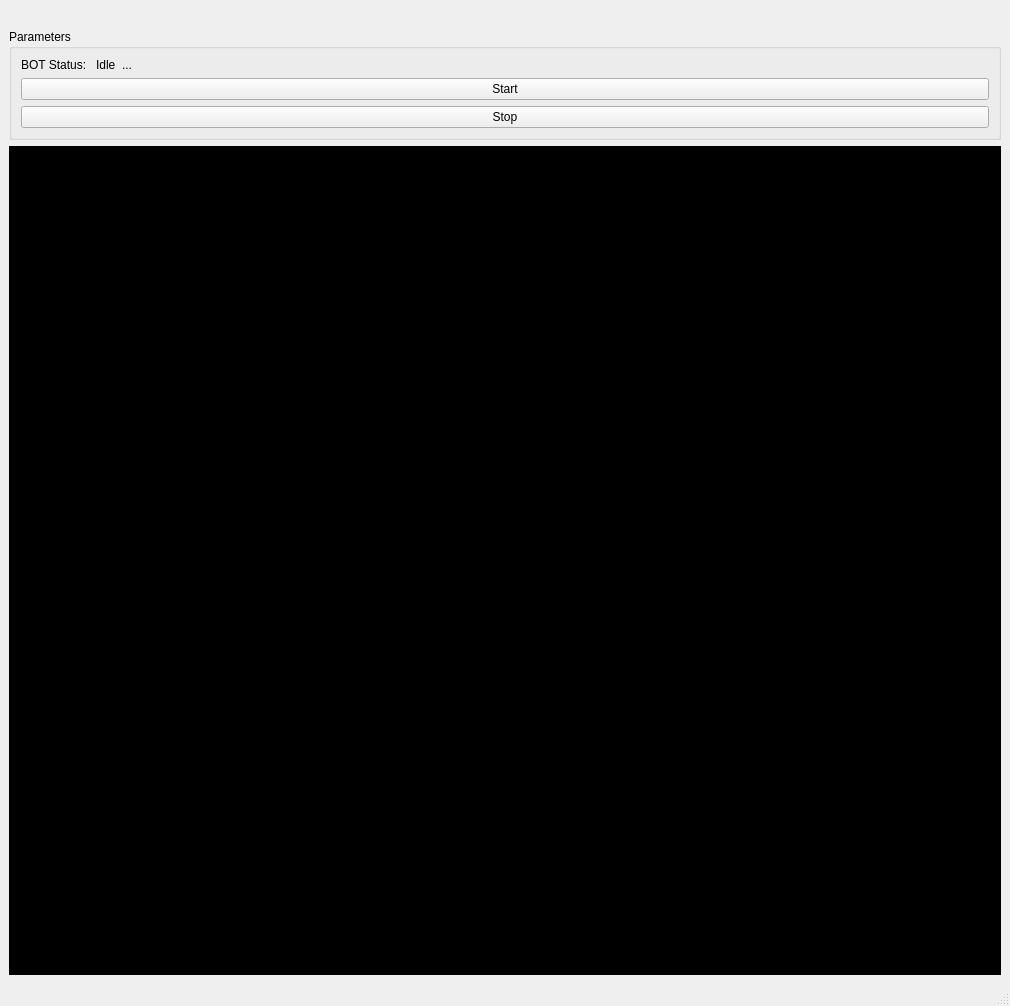
Qt form Code/main.ui (aieng-lab/llm-voicechat-demo) before a commit.
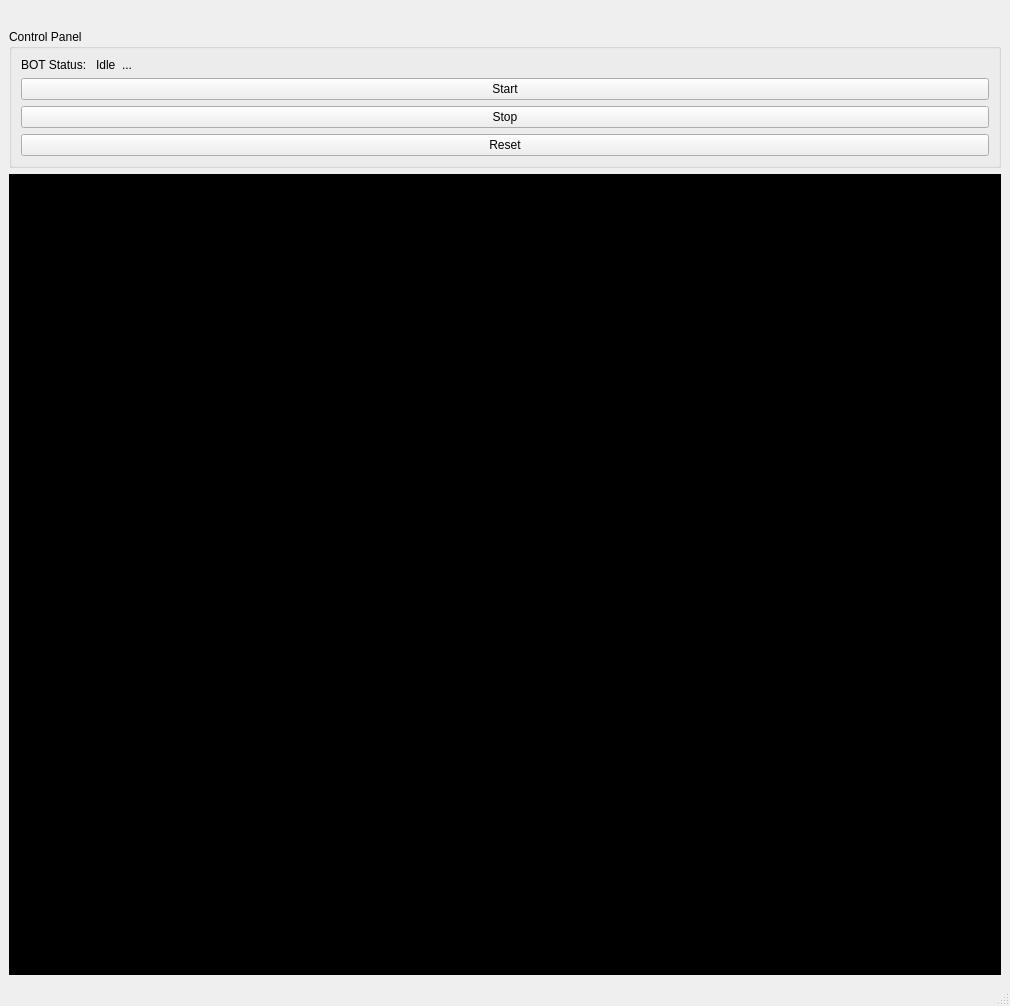
The same form after that commit. Icons and pictures are not drawn.

What changed in the file:
```diff
--- a/Code/main.ui
+++ b/Code/main.ui
@@ -36,7 +36,7 @@
                         <item row="1" column="1">
                             <widget class="QGroupBox" name="groupBox">
                                 <property name="title">
-                                    <string>Parameters</string>
+                                    <string>Control Panel</string>
                                 </property>
                                 <layout class="QGridLayout" name="gridLayout_3">
                                     <!-- <item row="0" column="0">
@@ -122,6 +122,13 @@
                                                     </property>
                                                 </widget>
                                             </item>
+                                            <item>
+                                                <widget class="QPushButton" name="resetButton">
+                                                    <property name="text">
+                                                        <string>Reset</string>
+                                                    </property>
+                                                </widget>
+                                            </item>
                                         </layout>
                                     </item>
                                 </layout>
```
Left out of the diff: 6 changed lines with no effect on the pictures.
